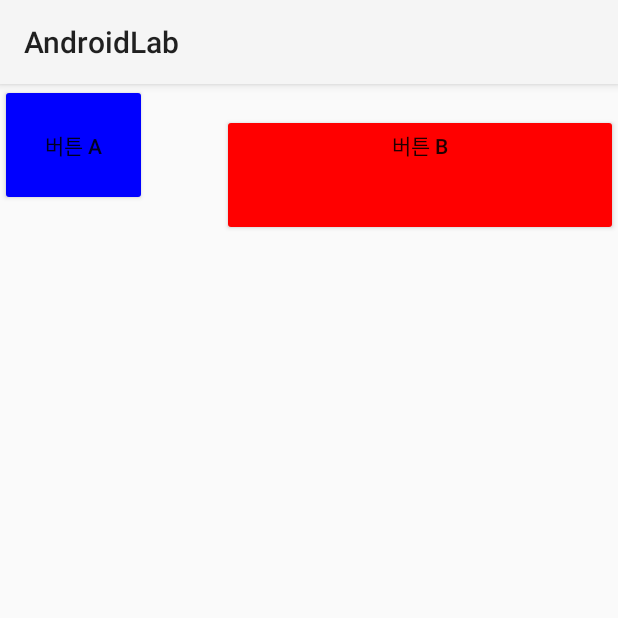
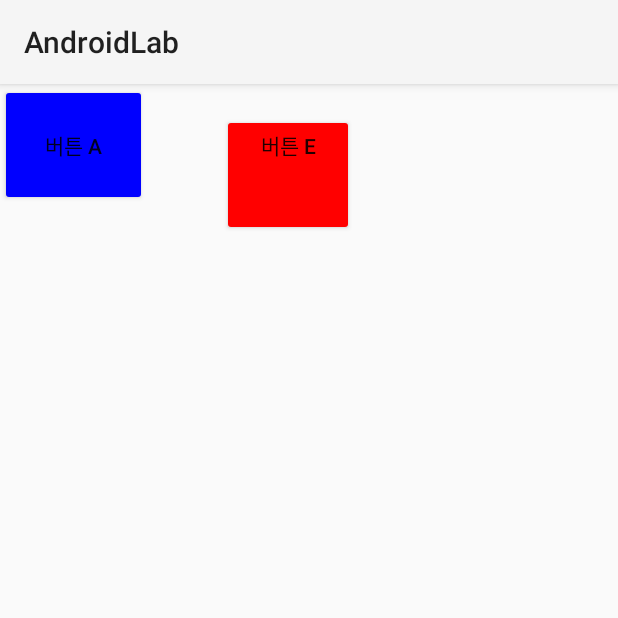
Before and after one commit to tomlittlekim/Android-Project, an Android app: the screen it shows after launch (MainActivity), on a phone screen of 412 x 824 dp, the top half of it. Run offline under Robolectric (Android 15) with nearby library versions, the phone set to English and light mode, and no system bars.

Commit message:
[Add] 뷰의 표시 여부 설정

```diff
--- a/app/src/main/res/layout/activity_main.xml
+++ b/app/src/main/res/layout/activity_main.xml
@@ -8,12 +8,38 @@
     android:layout_height="wrap_content"
     android:text="버튼 A"
     android:backgroundTint="#0000ff"
-    android:padding="30dp" />
+    android:padding="30dp"
+    android:visibility="visible" />
   <Button
     android:layout_width="match_parent"
     android:layout_height="wrap_content"
     android:text="버튼 B"
     android:backgroundTint="#ff0000"
     android:paddingBottom="50dp"
-    android:layout_marginLeft="50dp" />
+    android:layout_marginLeft="50dp"
+    android:visibility="gone" />
+  <Button
+    android:layout_width="wrap_content"
+    android:layout_height="wrap_content"
+    android:text="버튼 E"
+    android:backgroundTint="#ff0000"
+    android:paddingBottom="50dp"
+    android:layout_marginLeft="50dp"
+    android:visibility="visible" />
+  <Button
+    android:layout_width="wrap_content"
+    android:layout_height="wrap_content"
+    android:text="버튼 C"
+    android:backgroundTint="#ff0000"
+    android:paddingBottom="50dp"
+    android:layout_marginLeft="50dp"
+    android:visibility="invisible" />
+  <Button
+    android:layout_width="wrap_content"
+    android:layout_height="wrap_content"
+    android:text="버튼 D"
+    android:backgroundTint="#ff0000"
+    android:paddingBottom="50dp"
+    android:layout_marginLeft="50dp"
+    android:visibility="visible" />
 </LinearLayout>
```
